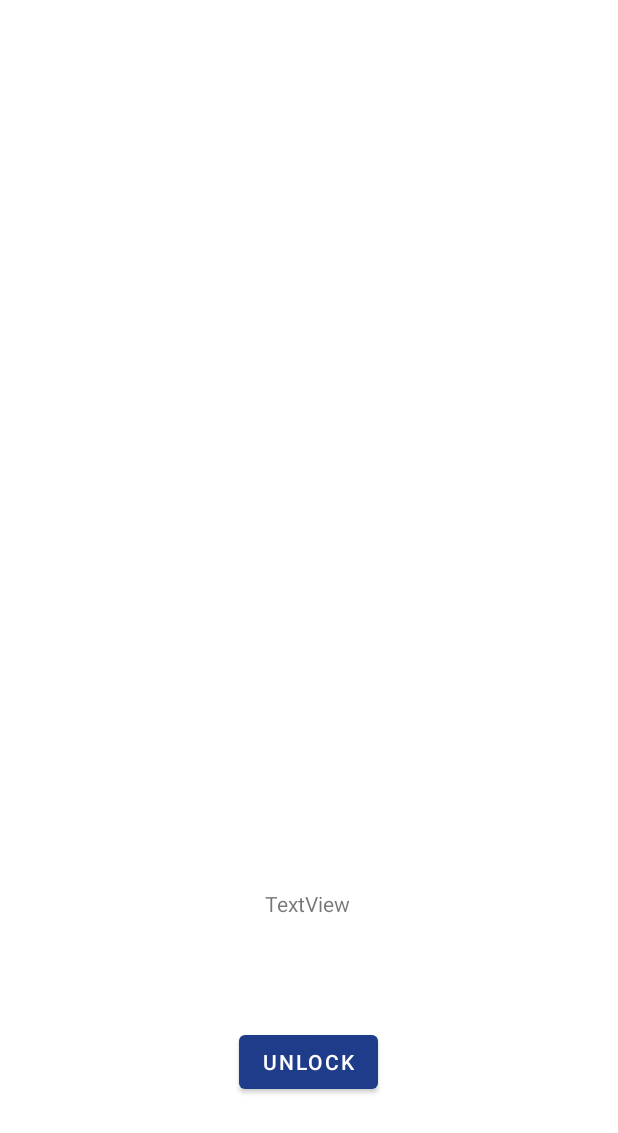
After one commit to InspirusDBCE/Incognito_Inspirus2021, an Android app: the LockScreenActivity screen opened directly, with no data from a screen before it, on a phone screen of 412 x 824 dp. The commit adds this screen. Shown: the top 1133 px of the screen. Run offline under Robolectric (Android 15) with nearby library versions, the light colour scheme and no system bars; 1 statement that could not run was skipped.

Commit message:
Lockscreen Init

```diff
--- /dev/null
+++ b/app/src/main/java/com/incognito/soundprofileconverter/LockScreenActivity.java
@@ -0,0 +1,66 @@
+package com.incognito.soundprofileconverter;
+
+import androidx.appcompat.app.AppCompatActivity;
+
+import android.app.KeyguardManager;
+import android.app.admin.DevicePolicyManager;
+import android.content.ComponentName;
+import android.content.Context;
+import android.content.Intent;
+import android.os.Bundle;
+import android.provider.ContactsContract;
+import android.view.View;
+import android.widget.Button;
+import android.widget.TextView;
+import android.widget.Toast;
+
+public class LockScreenActivity extends AppCompatActivity {
+
+    private DevicePolicyManager devicePolicyManager;
+    private ComponentName compName;
+
+    @Override
+    protected void onCreate(Bundle savedInstanceState) {
+        super.onCreate(savedInstanceState);
+        setContentView(R.layout.activity_lock_screen);
+
+        getSupportActionBar().hide();
+
+        TextView messageTextView = findViewById(R.id.lockScreenText);
+        Button unlockBtn = findViewById(R.id.unlockBtn);
+        unlockBtn.setOnClickListener(arg0 -> {
+            finish();
+        });
+
+        Bundle extras = getIntent().getExtras();
+        if (extras != null) {
+            String messageText = extras.getString("messageText");
+            if (messageText.length() > 0)
+                messageTextView.setText(messageText);
+            else
+                messageTextView.setText("Device is locked by owner");
+        }
+
+        devicePolicyManager = (DevicePolicyManager) getSystemService(DEVICE_POLICY_SERVICE);
+        compName = new ComponentName(this, LockScreenActivity.class);
+
+        setShowWhenLocked(true);
+        setTurnScreenOn(true);
+        KeyguardManager keyguardManager = (KeyguardManager) getSystemService(Context.KEYGUARD_SERVICE);
+        if(keyguardManager!=null)
+            keyguardManager.requestDismissKeyguard(this, null);
+
+        boolean active = devicePolicyManager.isAdminActive(compName);
+
+        if (active) {
+            devicePolicyManager.lockNow();
+        } else {
+            Toast.makeText(this, "You need to enable the Admin Device Features", Toast.LENGTH_SHORT).show();
+        }
+    }
+
+    @Override
+    public void onBackPressed(){
+        moveTaskToBack(false);
+    }
+}
--- /dev/null
+++ b/app/src/main/res/layout/activity_lock_screen.xml
@@ -0,0 +1,30 @@
+<?xml version="1.0" encoding="utf-8"?>
+<androidx.constraintlayout.widget.ConstraintLayout xmlns:android="http://schemas.android.com/apk/res/android"
+    xmlns:app="http://schemas.android.com/apk/res-auto"
+    xmlns:tools="http://schemas.android.com/tools"
+    android:layout_width="match_parent"
+    android:layout_height="match_parent"
+    tools:context=".LockScreenActivity">
+
+    <Button
+        android:id="@+id/unlockBtn"
+        android:layout_width="wrap_content"
+        android:layout_height="wrap_content"
+        android:layout_marginBottom="92dp"
+        android:text="Unlock"
+        app:layout_constraintBottom_toBottomOf="parent"
+        app:layout_constraintEnd_toEndOf="parent"
+        app:layout_constraintHorizontal_bias="0.498"
+        app:layout_constraintStart_toStartOf="parent" />
+
+    <TextView
+        android:id="@+id/lockScreenText"
+        android:layout_width="wrap_content"
+        android:layout_height="wrap_content"
+        android:layout_marginBottom="72dp"
+        android:text="TextView"
+        app:layout_constraintBottom_toTopOf="@+id/unlockBtn"
+        app:layout_constraintEnd_toEndOf="parent"
+        app:layout_constraintHorizontal_bias="0.498"
+        app:layout_constraintStart_toStartOf="parent" />
+</androidx.constraintlayout.widget.ConstraintLayout>
--- /dev/null
+++ b/app/src/main/res/xml/policy.xml
@@ -0,0 +1,6 @@
+<?xml version="1.0" encoding="utf-8"?>
+<device-admin xmlns:android="http://schemas.android.com/apk/res/android">
+    <uses-policies>
+        <force-lock />
+    </uses-policies>
+</device-admin>
```
Also changed, not shown: app/src/main/AndroidManifest.xml (+17 -1 lines), app/src/main/java/com/incognito/soundprofileconverter/IncomingSms.java (+17 -3 lines), app/src/main/java/com/incognito/soundprofileconverter/MainActivity.java (+30 -4 lines).
